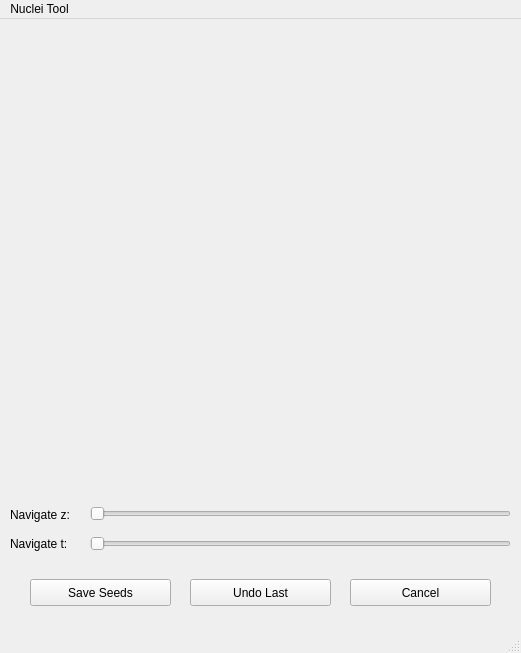
Above: CellECT/gui/nuclei_tool_layout.ui from ddiana/CellECT before the change. Below: the same form after it.
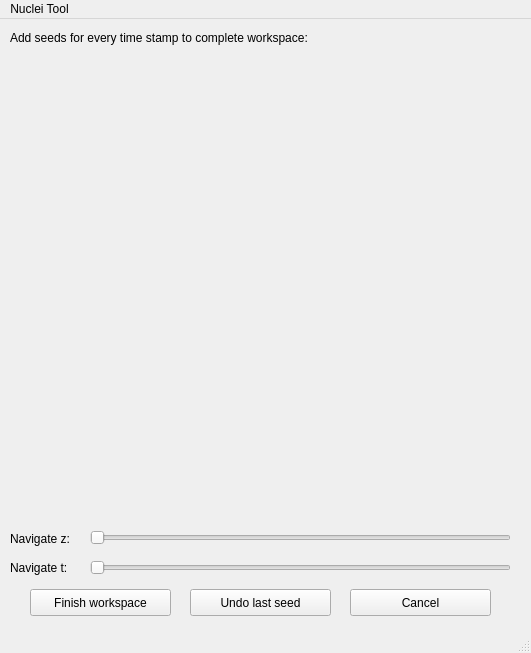
That is the form after the change.

Commit message: mostly complete. needs testing.

The edit to the form file:
```diff
--- a/CellECT/gui/nuclei_tool_layout.ui
+++ b/CellECT/gui/nuclei_tool_layout.ui
@@ -6,7 +6,7 @@
    <rect>
     <x>0</x>
     <y>0</y>
-    <width>521</width>
+    <width>531</width>
     <height>653</height>
    </rect>
   </property>
@@ -18,11 +18,14 @@
     <property name="geometry">
      <rect>
       <x>30</x>
-      <y>20</y>
+      <y>40</y>
       <width>461</width>
       <height>441</height>
      </rect>
     </property>
+    <property name="autoFillBackground">
+     <bool>true</bool>
+    </property>
     <property name="text">
      <string/>
     </property>
@@ -31,7 +34,7 @@
     <property name="geometry">
      <rect>
       <x>90</x>
-      <y>480</y>
+      <y>504</y>
       <width>421</width>
       <height>29</height>
      </rect>
@@ -44,7 +47,7 @@
     <property name="geometry">
      <rect>
       <x>90</x>
-      <y>510</y>
+      <y>534</y>
       <width>421</width>
       <height>29</height>
      </rect>
@@ -57,7 +60,7 @@
     <property name="geometry">
      <rect>
       <x>10</x>
-      <y>487</y>
+      <y>511</y>
       <width>81</width>
       <height>17</height>
      </rect>
@@ -70,7 +73,7 @@
     <property name="geometry">
      <rect>
       <x>10</x>
-      <y>516</y>
+      <y>540</y>
       <width>81</width>
       <height>17</height>
      </rect>
@@ -83,33 +86,33 @@
     <property name="geometry">
      <rect>
       <x>30</x>
-      <y>560</y>
+      <y>570</y>
       <width>141</width>
       <height>27</height>
      </rect>
     </property>
     <property name="text">
-     <string>Save Seeds</string>
+     <string>Finish workspace</string>
     </property>
    </widget>
    <widget class="QPushButton" name="pushButton_2">
     <property name="geometry">
      <rect>
       <x>190</x>
-      <y>560</y>
+      <y>570</y>
       <width>141</width>
       <height>27</height>
      </rect>
     </property>
     <property name="text">
-     <string>Undo Last</string>
+     <string>Undo last seed</string>
     </property>
    </widget>
    <widget class="QPushButton" name="pushButton_3">
     <property name="geometry">
      <rect>
       <x>350</x>
-      <y>560</y>
+      <y>570</y>
       <width>141</width>
       <height>27</height>
      </rect>
@@ -118,13 +121,26 @@
      <string>Cancel</string>
     </property>
    </widget>
+   <widget class="QLabel" name="label_4">
+    <property name="geometry">
+     <rect>
+      <x>10</x>
+      <y>10</y>
+      <width>421</width>
+      <height>17</height>
+     </rect>
+    </property>
+    <property name="text">
+     <string>Add seeds for every time stamp to complete workspace:</string>
+    </property>
+   </widget>
   </widget>
   <widget class="QMenuBar" name="menubar">
    <property name="geometry">
     <rect>
      <x>0</x>
      <y>0</y>
-     <width>521</width>
+     <width>531</width>
      <height>25</height>
     </rect>
    </property>
```
The commit also changes 9 other files.
